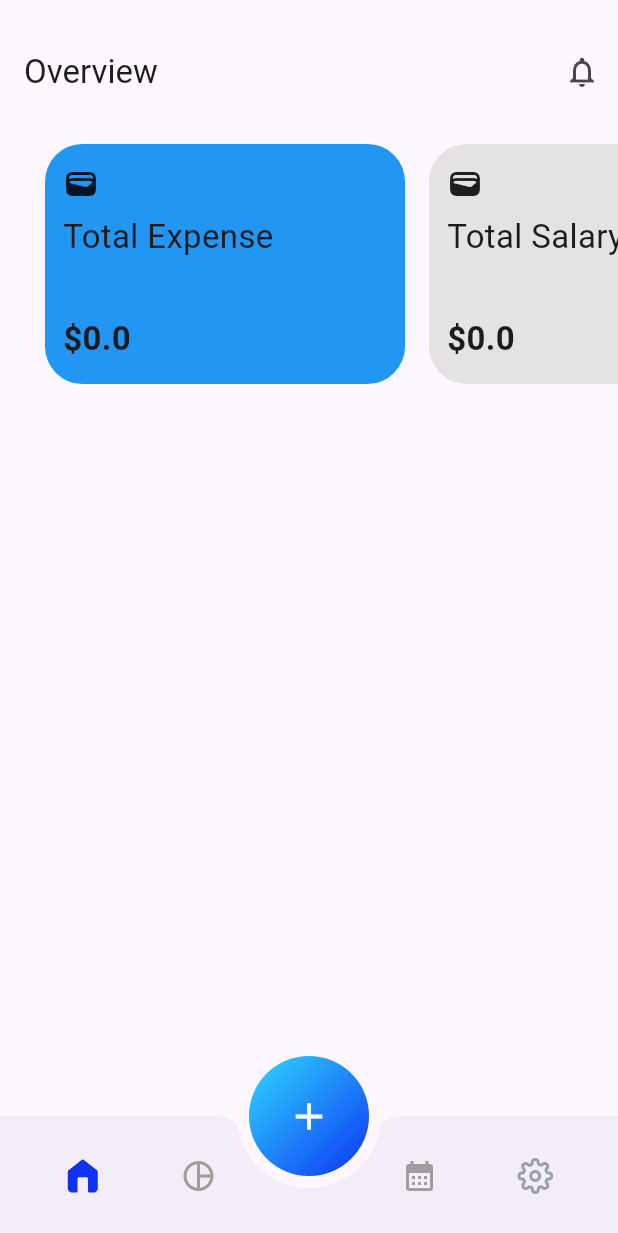
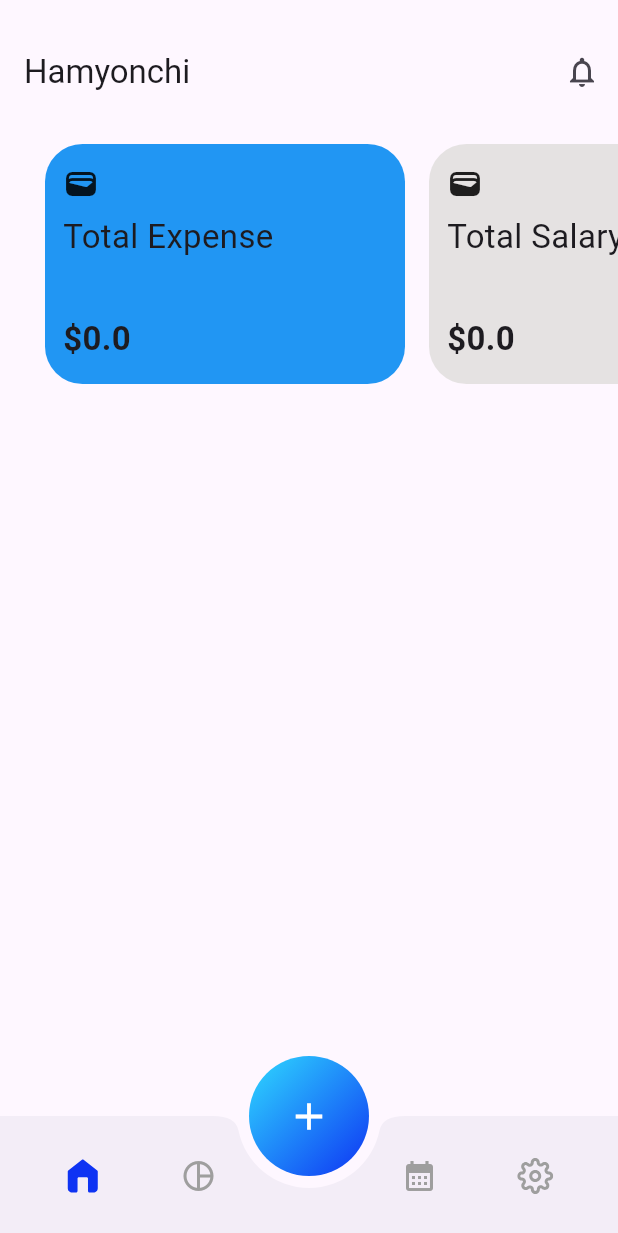
Before and after one commit to parvisss/Hamyonchi, a Flutter app: the screen it shows after launch, on a phone screen of 412 x 824 dp. Shown: the top 1233 px of the screen. Run offline on Flutter 3.47's test engine with Material 3 defaults, Android fonts, the phone set to English and light mode, and no system bars; our stand-ins replace bloc, easy_localization, flutter_bloc, flutter_svg, sqflite, syncfusion_flutter_charts; accounts and stored records are empty.

```diff
--- a/lib/ui/screens/add_screen.dart
+++ b/lib/ui/screens/add/add_screen.dart
@@ -3,7 +3,7 @@ import 'package:exam_6/bloc/calculate_expense/calculate_expanse_event.dart';
 import 'package:exam_6/bloc/expense/expense_bloc.dart';
 import 'package:exam_6/bloc/expense/expense_event.dart';
 import 'package:exam_6/bloc/expense/expense_state.dart';
-import 'package:exam_6/ui/screens/add_new.dart';
+import 'package:exam_6/ui/screens/add/add_new.dart';
 import 'package:exam_6/ui/widgets/cards_widget.dart';
 import 'package:exam_6/ui/widgets/list_builder.dart';
 import 'package:exam_6/utils/constants/app_colors.dart';
--- a/lib/ui/screens/home/ui/screen/home_screen.dart
+++ b/lib/ui/screens/home/ui/screen/home_screen.dart
@@ -1,3 +1,4 @@
+import 'package:easy_localization/easy_localization.dart';
 import 'package:exam_6/bloc/calculate_expense/calculate_expanse_bloc.dart';
 import 'package:exam_6/bloc/calculate_expense/calculate_expanse_event.dart';
 import 'package:exam_6/bloc/calculate_expense/calculate_expanse_state.dart';
@@ -43,7 +44,7 @@ class _HomeScreenState extends State<HomeScreen> {
       padding: const EdgeInsets.only(top: 20.0),
       child: Scaffold(
         appBar: AppBar(
-          title: const Text("Overview"),
+          title: const Text("Hamyonchi"),
           centerTitle: false,
           actions: [
             IconButton(
@@ -82,7 +83,7 @@ class _HomeScreenState extends State<HomeScreen> {
                             if (state is CalculateExpanseLoaded) {
                               return InkWell(
                                 child: CardWidget(
-                                  title: 'Total Expense',
+                                  title: 'Total Expense'.tr(),
                                   amount: state.summ,
                                   color: isEx
                                       ? AppColors.colorBlue
@@ -97,7 +98,7 @@ class _HomeScreenState extends State<HomeScreen> {
                             }
                             return InkWell(
                               child: CardWidget(
-                                title: 'Total Expense',
+                                title: 'Total Expense'.tr(),
                                 amount: '0',
                                 color: isEx
                                     ? AppColors.colorBlue
@@ -132,7 +133,7 @@ class _HomeScreenState extends State<HomeScreen> {
                             if (state is CalculateIncomeLoaded) {
                               return InkWell(
                                 child: CardWidget(
-                                  title: 'Total Salary',
+                                  title: 'Total Salary'.tr(),
                                   amount: state.summ,
                                   color: !isEx
                                       ? AppColors.colorBlue
@@ -147,7 +148,7 @@ class _HomeScreenState extends State<HomeScreen> {
                             }
                             return InkWell(
                               child: CardWidget(
-                                title: 'Total Salary',
+                                title: 'Total Salary'.tr(),
                                 amount: '0',
                                 color: !isEx
                                     ? AppColors.colorBlue
@@ -203,7 +204,7 @@ class _HomeScreenState extends State<HomeScreen> {
                             ),
                           );
                         }
-                        return const Center(child: Text('Empty Data'));
+                        return Center(child: Text('Empty Data'.tr()));
                       },
                     ),
                   )
@@ -232,7 +233,7 @@ class _HomeScreenState extends State<HomeScreen> {
                             ),
                           );
                         }
-                        return const Center(child: Text('Empty Data'));
+                        return Center(child: Text('Empty Data'.tr()));
                       },
                     ),
                   ),
--- a/lib/ui/widgets/bottom_navigation_widget/controller/handle_navigation.dart
+++ b/lib/ui/widgets/bottom_navigation_widget/controller/handle_navigation.dart
@@ -1,6 +1,6 @@
 import 'package:exam_6/ui/screens/charts/screen/chart_screen.dart';
 import 'package:exam_6/ui/screens/home/ui/screen/home_screen.dart';
-import 'package:exam_6/ui/screens/settings_screen.dart';
+import 'package:exam_6/ui/screens/settings/ui/screens/settings_screen.dart';
 import 'package:flutter/material.dart';
 
 handleNavigation(int index, BuildContext context) {
--- a/lib/ui/widgets/bottom_navigation_widget/ui/bottom_navigation.dart
+++ b/lib/ui/widgets/bottom_navigation_widget/ui/bottom_navigation.dart
@@ -1,7 +1,7 @@
-import 'package:exam_6/ui/screens/add_screen.dart';
+import 'package:exam_6/ui/screens/add/add_screen.dart';
 import 'package:exam_6/ui/screens/charts/screen/chart_screen.dart';
 import 'package:exam_6/ui/screens/home/ui/screen/home_screen.dart';
-import 'package:exam_6/ui/screens/settings_screen.dart';
+import 'package:exam_6/ui/screens/settings/ui/screens/settings_screen.dart';
 import 'package:exam_6/ui/widgets/special/add_button.dart';
 import 'package:exam_6/utils/constants/app_colors.dart';
 import 'package:flutter/material.dart';
@@ -21,7 +21,7 @@ class _BottomNavigationState extends State<BottomNavigation> {
   Widget build(BuildContext context) {
     return Scaffold(
       body: IndexedStack(
-        index: current, // Current index of the selected screen
+        index: current,
         children: const [
           HomeScreen(),
           ChartScreen(),
@@ -46,6 +46,10 @@ class _BottomNavigationState extends State<BottomNavigation> {
             IconButton(
               icon: SvgPicture.asset(
                 'assets/svgs/bottom_navigation/home.svg',
+                color: current == 0
+                    ? AppColors.primaryColor1
+                    : AppColors
+                        .colorGreyMain, // Change color based on selection
               ),
               onPressed: () {
                 setState(() {
@@ -54,8 +58,13 @@ class _BottomNavigationState extends State<BottomNavigation> {
               },
             ),
             IconButton(
-              icon:
-                  Icon(Icons.pie_chart_outline, color: AppColors.colorGreyMain),
+              icon: Icon(
+                Icons.pie_chart_outline,
+                color: current == 1
+                    ? AppColors.primaryColor1
+                    : AppColors
+                        .colorGreyMain, // Change color based on selection
+              ),
               onPressed: () {
                 setState(() {
                   current = 1;
@@ -64,7 +73,13 @@ class _BottomNavigationState extends State<BottomNavigation> {
             ),
             const SizedBox(width: 40),
             IconButton(
-              icon: Icon(Icons.calendar_month, color: AppColors.colorGreyMain),
+              icon: Icon(
+                Icons.calendar_month,
+                color: current == 2
+                    ? AppColors.primaryColor1
+                    : AppColors
+                        .colorGreyMain, // Change color based on selection
+              ),
               onPressed: () {
                 setState(() {
                   current = 2;
@@ -74,6 +89,10 @@ class _BottomNavigationState extends State<BottomNavigation> {
             IconButton(
               icon: SvgPicture.asset(
                 'assets/svgs/bottom_navigation/settings.svg',
+                color: current == 3
+                    ? AppColors.primaryColor1
+                    : AppColors
+                        .colorGreyMain, // Change color based on selection
               ),
               onPressed: () {
                 setState(() {
--- a/lib/ui/widgets/dialogs/default_dialog.dart
+++ b/lib/ui/widgets/dialogs/default_dialog.dart
@@ -1,3 +1,4 @@
+import 'package:easy_localization/easy_localization.dart';
 import 'package:flutter/material.dart';
 
 class DefaultDialog extends StatelessWidget {
@@ -28,7 +29,7 @@ class DefaultDialog extends StatelessWidget {
             onPressed: () {
               Navigator.pop(context);
             },
-            child: const Text("Cancel"))
+            child:  Text("Cancel".tr()))
       ],
     );
   }
--- a/pubspec.yaml
+++ b/pubspec.yaml
@@ -15,6 +15,7 @@ dependencies:
   sqflite: ^2.3.3+1
   flutter_svg: ^2.0.10+1
   syncfusion_flutter_charts: ^27.1.48
+  easy_localization: ^3.0.7
 
 dev_dependencies:
   flutter_test:
@@ -25,3 +26,4 @@ flutter:
   uses-material-design: true
   assets:
     - assets/svgs/bottom_navigation/
+    - assets/translations/
```
Also changed, not shown: assets/translations/en.json (added, +12 -0 lines), assets/translations/ru.json (added, +14 -0 lines), assets/translations/uz.json (added, +14 -0 lines), lib/main.dart (+19 -2 lines), lib/ui/screens/settings/data/languages.dart (added, +16 -0 lines), lib/ui/screens/settings/ui/screens/settings_screen.dart (added, +28 -0 lines), lib/ui/screens/settings/ui/widgets/language_selectior.dart (added, +28 -0 lines), lib/ui/screens/settings_screen.dart (deleted, +0 -66 lines), lib/ui/widgets/category_builder.dart (+5 -4 lines), lib/ui/widgets/dialogs/show_dialog_widget.dart (deleted, +0 -116 lines), lib/ui/widgets/list_builder.dart (+4 -3 lines), lib/ui/screens/add/add_new.dart (renamed from lib/ui/screens/add_new.dart), lib/ui/widgets/lits_tile_widget.dart (deleted), pubspec.lock, 2 other files.
